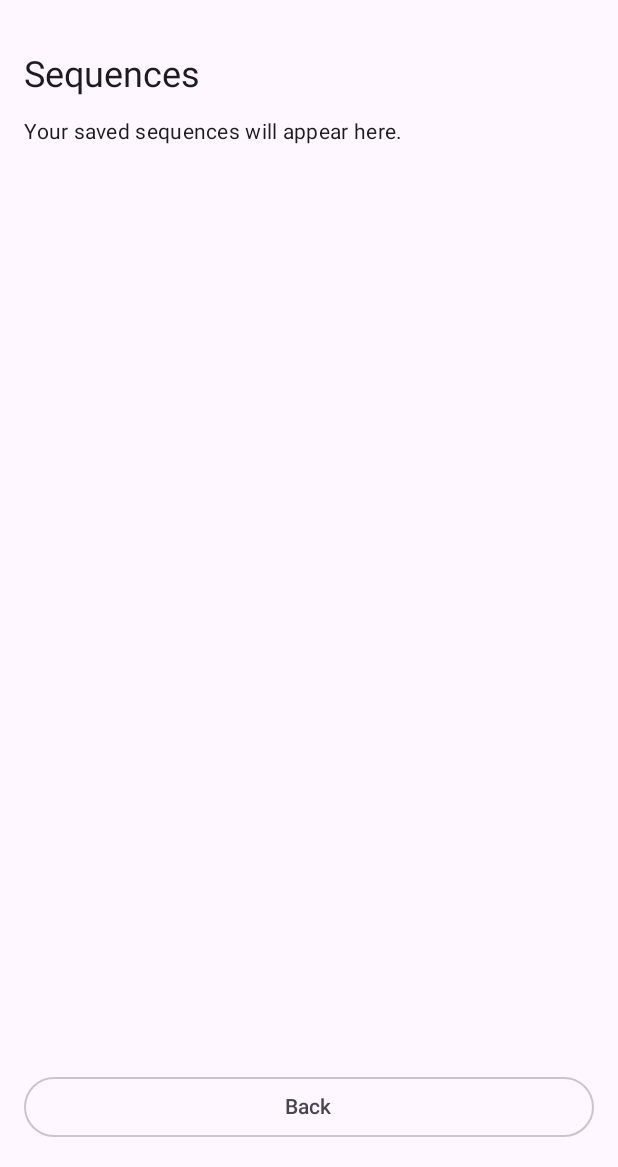
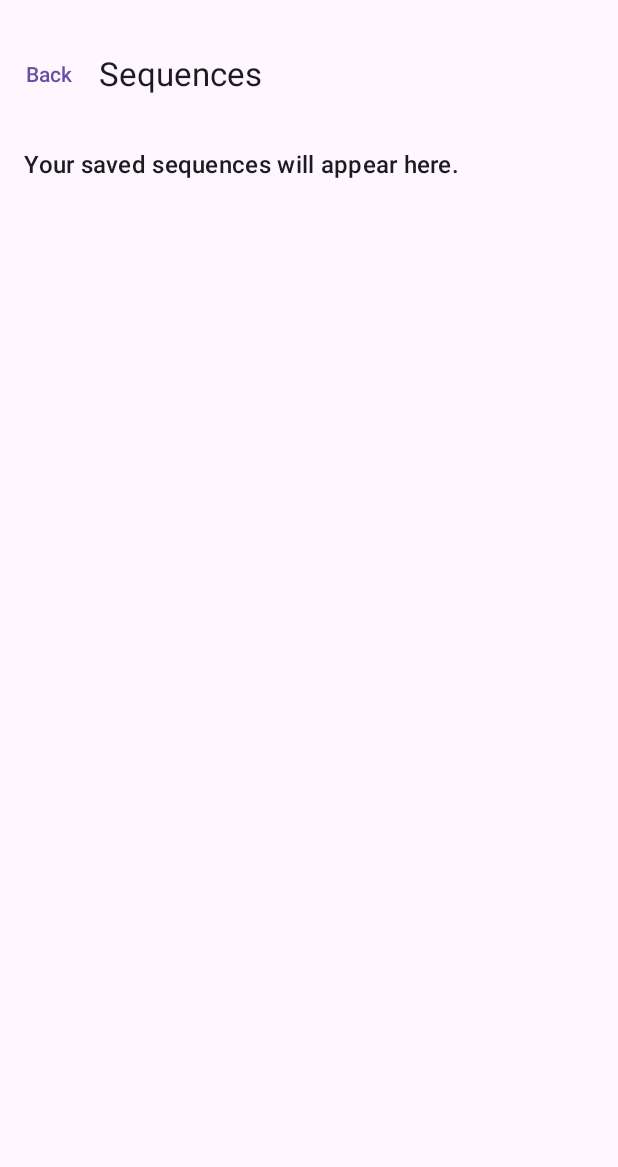
Before and after one commit to Pieniger/DanceTrainer, an Android app built with Jetpack Compose: the SequencesScreen screen opened through its navigation route, on a phone screen of 412 x 824 dp, the part 69-1236 px from its top. Run offline under Robolectric (Android 15) with nearby library versions, the light colour scheme and no system bars; missing, so only their content is drawn: AppTheme.

Commit message:
Update SequenceScreen.kt

```diff
--- a/app/src/main/java/com/example/dancetrainer/ui/SequenceScreen.kt
+++ b/app/src/main/java/com/example/dancetrainer/ui/SequenceScreen.kt
@@ -1,6 +1,9 @@
 package com.example.dancetrainer.ui
 
-import androidx.compose.foundation.layout.*
+import androidx.compose.foundation.layout.Arrangement
+import androidx.compose.foundation.layout.Column
+import androidx.compose.foundation.layout.fillMaxSize
+import androidx.compose.foundation.layout.padding
 import androidx.compose.material3.*
 import androidx.compose.runtime.Composable
 import androidx.compose.ui.Modifier
@@ -8,10 +11,24 @@ import androidx.compose.ui.unit.dp
 
 @Composable
 fun SequencesScreen(onBack: () -> Unit) {
-    Column(Modifier.fillMaxSize().padding(16.dp), verticalArrangement = Arrangement.spacedBy(12.dp)) {
-        Text("Sequences", style = MaterialTheme.typography.headlineSmall)
-        Text("Your saved sequences will appear here.", style = MaterialTheme.typography.bodyMedium)
-        Spacer(Modifier.weight(1f))
-        OutlinedButton(onClick = onBack, modifier = Modifier.fillMaxWidth()) { Text("Back") }
+    Scaffold(
+        topBar = {
+            SmallTopAppBar(
+                title = { Text("Sequences") },
+                navigationIcon = {
+                    TextButton(onClick = onBack) { Text("Back") }
+                }
+            )
+        }
+    ) { padding ->
+        Column(
+            modifier = Modifier
+                .padding(padding)
+                .padding(16.dp)
+                .fillMaxSize(),
+            verticalArrangement = Arrangement.spacedBy(12.dp)
+        ) {
+            Text("Your saved sequences will appear here.", style = MaterialTheme.typography.titleMedium)
+        }
     }
 }
```
